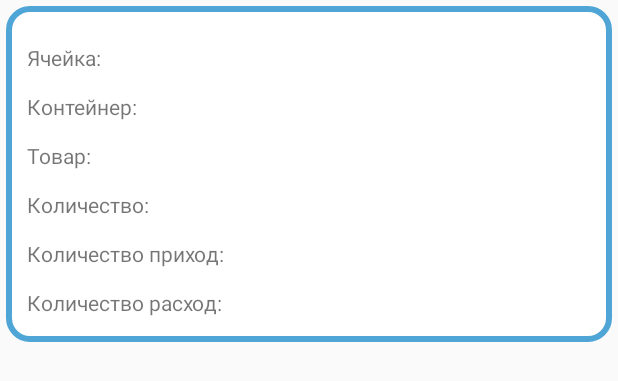
After one commit to uleman1c/UventaWH, an Android app: the layout leftovers_list_item.xml on its own in the app's theme, with its tools: preview values and no code run, on a phone screen of 412 x 824 dp. The commit adds this screen. Shown: the top 381 px of the screen. Run offline under Robolectric (Android 15) with nearby library versions, the phone set to English and light mode, and no system bars.

Commit message:
leftovers

```diff
--- /dev/null
+++ b/app/src/main/res/layout/leftovers_list_item.xml
@@ -0,0 +1,156 @@
+<?xml version="1.0" encoding="utf-8"?>
+<LinearLayout xmlns:android="http://schemas.android.com/apk/res/android"
+    xmlns:app="http://schemas.android.com/apk/res-auto"
+    xmlns:tools="http://schemas.android.com/tools"
+    android:layout_width="match_parent"
+    android:layout_height="wrap_content"
+    android:layout_margin="4sp"
+    android:background="@drawable/back"
+    android:gravity="center_vertical"
+    android:orientation="vertical"
+    android:padding="10sp">
+
+
+    <LinearLayout
+        android:id="@+id/llMain"
+        android:layout_width="match_parent"
+        android:layout_height="wrap_content"
+        android:orientation="horizontal"
+        android:padding="4sp">
+
+        <LinearLayout
+            android:layout_width="match_parent"
+            android:layout_height="wrap_content"
+            android:orientation="vertical">
+
+            <LinearLayout
+                android:layout_width="match_parent"
+                android:layout_height="match_parent"
+                android:orientation="horizontal">
+
+                <TextView
+                    android:id="@+id/tvCell"
+                    android:layout_width="wrap_content"
+                    android:layout_height="wrap_content"
+                    android:text="Ячейка: " />
+
+                <TextView
+                    android:id="@+id/tvCellDescription"
+                    android:layout_width="wrap_content"
+                    android:layout_height="wrap_content"
+                    android:layout_weight="1"
+                    android:textSize="24sp"
+                    android:textStyle="bold" />
+
+            </LinearLayout>
+
+            <LinearLayout
+                android:layout_width="match_parent"
+                android:layout_height="match_parent"
+                android:orientation="horizontal">
+
+                <TextView
+                    android:id="@+id/tvContainer"
+                    android:layout_width="wrap_content"
+                    android:layout_height="wrap_content"
+                    android:text="Контейнер: " />
+
+                <TextView
+                    android:id="@+id/tvContainerDescription"
+                    android:layout_width="wrap_content"
+                    android:layout_height="wrap_content"
+                    android:layout_weight="1"
+                    android:textSize="24sp"
+                    android:textStyle="bold" />
+
+            </LinearLayout>
+
+            <LinearLayout
+                android:layout_width="match_parent"
+                android:layout_height="match_parent"
+                android:orientation="horizontal">
+
+                <TextView
+                    android:id="@+id/tvProduct"
+                    android:layout_width="wrap_content"
+                    android:layout_height="wrap_content"
+                    android:text="Товар: " />
+
+                <TextView
+                    android:id="@+id/tvProductDescription"
+                    android:layout_width="wrap_content"
+                    android:layout_height="wrap_content"
+                    android:layout_weight="1"
+                    android:textSize="24sp"
+                    android:textStyle="bold" />
+
+            </LinearLayout>
+
+            <LinearLayout
+                android:layout_width="match_parent"
+                android:layout_height="match_parent"
+                android:orientation="horizontal">
+
+                <TextView
+                    android:id="@+id/tvNumber"
+                    android:layout_width="wrap_content"
+                    android:layout_height="wrap_content"
+                    android:text="Количество: " />
+
+                <TextView
+                    android:id="@+id/tvNumberDescription"
+                    android:layout_width="wrap_content"
+                    android:layout_height="wrap_content"
+                    android:layout_weight="1"
+                    android:textSize="24sp"
+                    android:textStyle="bold" />
+
+            </LinearLayout>
+
+            <LinearLayout
+                android:layout_width="match_parent"
+                android:layout_height="match_parent"
+                android:orientation="horizontal">
+
+                <TextView
+                    android:id="@+id/tvNumberIncome"
+                    android:layout_width="wrap_content"
+                    android:layout_height="wrap_content"
+                    android:text="Количество приход: " />
+
+                <TextView
+                    android:id="@+id/tvNumberIncomeDescription"
+                    android:layout_width="wrap_content"
+                    android:layout_height="wrap_content"
+                    android:layout_weight="1"
+                    android:textSize="24sp"
+                    android:textStyle="bold" />
+
+            </LinearLayout>
+
+            <LinearLayout
+                android:layout_width="match_parent"
+                android:layout_height="match_parent"
+                android:orientation="horizontal">
+
+                <TextView
+                    android:id="@+id/tvNumberOutcome"
+                    android:layout_width="wrap_content"
+                    android:layout_height="wrap_content"
+                    android:text="Количество расход: " />
+
+                <TextView
+                    android:id="@+id/tvNumberOutcomeDescription"
+                    android:layout_width="wrap_content"
+                    android:layout_height="wrap_content"
+                    android:layout_weight="1"
+                    android:textSize="24sp"
+                    android:textStyle="bold" />
+
+            </LinearLayout>
+
+        </LinearLayout>
+
+    </LinearLayout>
+
+</LinearLayout>
--- a/app/src/main/res/navigation/mobile_navigation.xml
+++ b/app/src/main/res/navigation/mobile_navigation.xml
@@ -280,6 +280,11 @@
         android:name="com.example.uventawh.ScanCellFragment"
         android:label="Ячейка"
         tools:layout="@layout/fragment_scan_cell" />
+    <fragment
+        android:id="@+id/leftoversFragment"
+        android:name="com.example.uventawh.LeftoversFragment"
+        android:label="Остатки"
+        tools:layout="@layout/fragment_leftovers" />
 
 
 </navigation>
```
Also changed, not shown: app/src/main/java/com/example/uventawh/LeftoversAdapter.java (added, +246 -0 lines), app/src/main/java/com/example/uventawh/LeftoversFragment.java (added, +137 -0 lines), app/src/main/java/com/example/uventawh/LeftoversViewModel.java (added, +7 -0 lines), app/src/main/java/com/example/uventawh/objects/Leftover.java (added, +47 -0 lines), app/src/main/java/com/example/uventawh/ui/home/HomeFragment.java (+10 -0 lines), app/src/main/res/layout/fragment_home.xml (+49 -6 lines), app/src/main/res/layout/fragment_leftovers.xml (added, +65 -0 lines).
